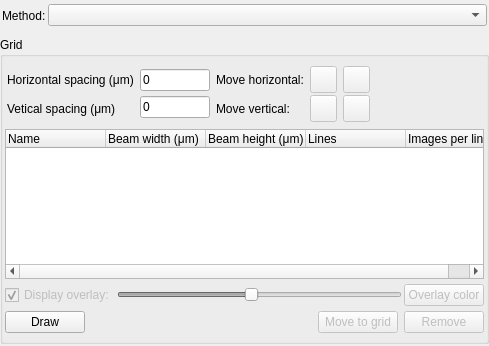
First picture: the form in Bricks/widgets/ui_files/Qt4_advanced_methods_layout.ui, repository mxcube/mxcubeqt, before the edit.
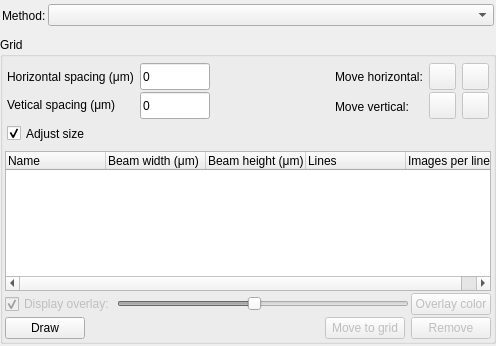
Second picture: the form after the edit. Icons and pictures are not drawn.

```diff
--- a/Bricks/widgets/ui_files/Qt4_advanced_methods_layout.ui
+++ b/Bricks/widgets/ui_files/Qt4_advanced_methods_layout.ui
@@ -6,7 +6,7 @@
    <rect>
     <x>0</x>
     <y>0</y>
-    <width>489</width>
+    <width>496</width>
     <height>346</height>
    </rect>
   </property>
@@ -282,6 +282,18 @@
                 </property>
                 <item>
                  <widget class="QLabel" name="hor_spacing_label">
+                  <property name="minimumSize">
+                   <size>
+                    <width>0</width>
+                    <height>27</height>
+                   </size>
+                  </property>
+                  <property name="maximumSize">
+                   <size>
+                    <width>16777215</width>
+                    <height>27</height>
+                   </size>
+                  </property>
                   <property name="text">
                    <string>Horizontal spacing (μm)</string>
                   </property>
@@ -289,11 +301,45 @@
                 </item>
                 <item>
                  <widget class="QLabel" name="ver_spacing_label_2">
+                  <property name="minimumSize">
+                   <size>
+                    <width>0</width>
+                    <height>26</height>
+                   </size>
+                  </property>
+                  <property name="maximumSize">
+                   <size>
+                    <width>16777215</width>
+                    <height>27</height>
+                   </size>
+                  </property>
                   <property name="text">
                    <string>Vetical spacing (μm)</string>
                   </property>
                  </widget>
                 </item>
+                <item>
+                 <widget class="QCheckBox" name="adjust_size_cbox">
+                  <property name="minimumSize">
+                   <size>
+                    <width>0</width>
+                    <height>27</height>
+                   </size>
+                  </property>
+                  <property name="maximumSize">
+                   <size>
+                    <width>16777215</width>
+                    <height>27</height>
+                   </size>
+                  </property>
+                  <property name="text">
+                   <string>Adjust size</string>
+                  </property>
+                  <property name="checked">
+                   <bool>true</bool>
+                  </property>
+                 </widget>
+                </item>
                </layout>
               </item>
               <item>
@@ -303,10 +349,16 @@
                 </property>
                 <item>
                  <widget class="QLineEdit" name="hor_spacing_ledit">
+                  <property name="minimumSize">
+                   <size>
+                    <width>0</width>
+                    <height>27</height>
+                   </size>
+                  </property>
                   <property name="maximumSize">
                    <size>
                     <width>70</width>
-                    <height>16777215</height>
+                    <height>27</height>
                    </size>
                   </property>
                   <property name="text">
@@ -316,10 +368,16 @@
                 </item>
                 <item>
                  <widget class="QLineEdit" name="ver_spacing_ledit">
+                  <property name="minimumSize">
+                   <size>
+                    <width>0</width>
+                    <height>27</height>
+                   </size>
+                  </property>
                   <property name="maximumSize">
                    <size>
                     <width>70</width>
-                    <height>16777215</height>
+                    <height>27</height>
                    </size>
                   </property>
                   <property name="text">
@@ -327,8 +385,37 @@
                   </property>
                  </widget>
                 </item>
+                <item>
+                 <spacer name="verticalSpacer">
+                  <property name="orientation">
+                   <enum>Qt::Vertical</enum>
+                  </property>
+                  <property name="sizeType">
+                   <enum>QSizePolicy::Fixed</enum>
+                  </property>
+                  <property name="sizeHint" stdset="0">
+                   <size>
+                    <width>20</width>
+                    <height>27</height>
+                   </size>
+                  </property>
+                 </spacer>
+                </item>
                </layout>
               </item>
+              <item>
+               <spacer name="horizontalSpacer">
+                <property name="orientation">
+                 <enum>Qt::Horizontal</enum>
+                </property>
+                <property name="sizeHint" stdset="0">
+                 <size>
+                  <width>40</width>
+                  <height>20</height>
+                 </size>
+                </property>
+               </spacer>
+              </item>
               <item>
                <layout class="QVBoxLayout" name="move_label_vlayout">
                 <property name="spacing">
@@ -357,6 +444,22 @@
                   </property>
                  </widget>
                 </item>
+                <item>
+                 <spacer name="verticalSpacer_2">
+                  <property name="orientation">
+                   <enum>Qt::Vertical</enum>
+                  </property>
+                  <property name="sizeType">
+                   <enum>QSizePolicy::Fixed</enum>
+                  </property>
+                  <property name="sizeHint" stdset="0">
+                   <size>
+                    <width>20</width>
+                    <height>27</height>
+                   </size>
+                  </property>
+                 </spacer>
+                </item>
                </layout>
               </item>
               <item>
@@ -413,6 +516,22 @@
                   </property>
                  </widget>
                 </item>
+                <item>
+                 <spacer name="verticalSpacer_3">
+                  <property name="orientation">
+                   <enum>Qt::Vertical</enum>
+                  </property>
+                  <property name="sizeType">
+                   <enum>QSizePolicy::Fixed</enum>
+                  </property>
+                  <property name="sizeHint" stdset="0">
+                   <size>
+                    <width>20</width>
+                    <height>27</height>
+                   </size>
+                  </property>
+                 </spacer>
+                </item>
                </layout>
               </item>
               <item>
@@ -469,21 +588,24 @@
                   </property>
                  </widget>
                 </item>
+                <item>
+                 <spacer name="verticalSpacer_4">
+                  <property name="orientation">
+                   <enum>Qt::Vertical</enum>
+                  </property>
+                  <property name="sizeType">
+                   <enum>QSizePolicy::Fixed</enum>
+                  </property>
+                  <property name="sizeHint" stdset="0">
+                   <size>
+                    <width>20</width>
+                    <height>27</height>
+                   </size>
+                  </property>
+                 </spacer>
+                </item>
                </layout>
               </item>
-              <item>
-               <spacer name="horizontalSpacer">
-                <property name="orientation">
-                 <enum>Qt::Horizontal</enum>
-                </property>
-                <property name="sizeHint" stdset="0">
-                 <size>
-                  <width>40</width>
-                  <height>20</height>
-                 </size>
-                </property>
-               </spacer>
-              </item>
              </layout>
             </item>
            </layout>
```
